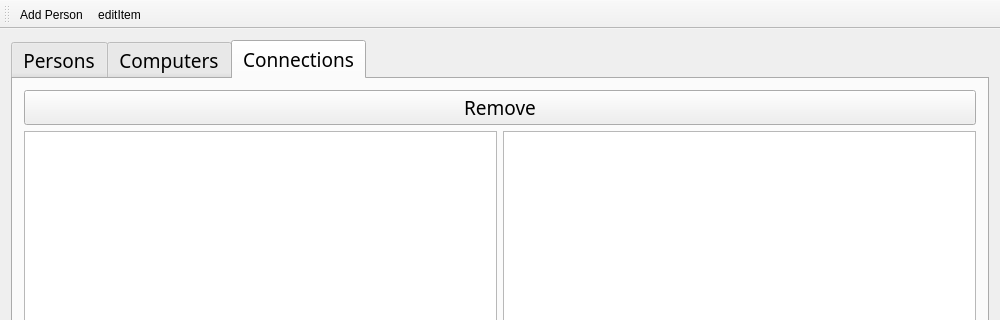
Fanarito/VLN1, file mainwindow.ui: the form before one commit; both pictures show x 0 to 1000 and y 0 to 320 of the 1000 by 1000 pixel window.
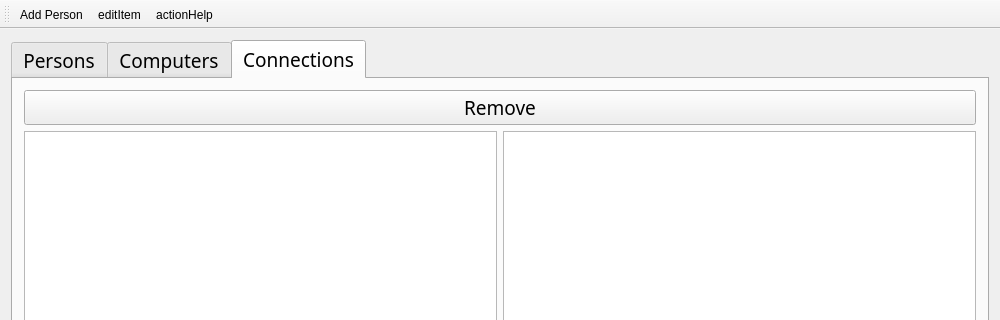
The form after the commit. Icons and pictures are not drawn.

Commit message: Added help window

What changed in the file:
```diff
--- a/mainwindow.ui
+++ b/mainwindow.ui
@@ -227,6 +227,7 @@
    </attribute>
    <addaction name="actionAdd_Person"/>
    <addaction name="actionEditItem"/>
+   <addaction name="actionActionHelp"/>
   </widget>
   <widget class="QStatusBar" name="statusBar"/>
   <action name="actionAdd_Person">
@@ -247,6 +248,15 @@
     <string>editItem</string>
    </property>
   </action>
+  <action name="actionActionHelp">
+   <property name="icon">
+    <iconset>
+     <normaloff>../help_icon.png</normaloff>../help_icon.png</iconset>
+   </property>
+   <property name="text">
+    <string>actionHelp</string>
+   </property>
+  </action>
  </widget>
  <layoutdefault spacing="6" margin="11"/>
  <resources>
```
Left out of the diff: 10 changed lines with no effect on the pictures. The commit also changes 4 other files.
